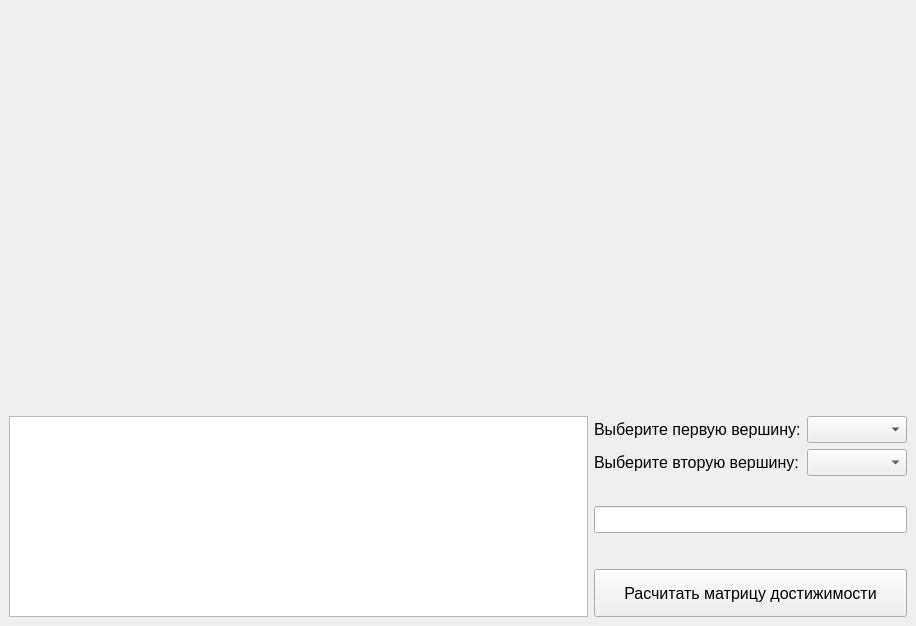
This is resources/main_window.ui in ArsNotFound/siacod_rgr as Qt 5 draws it before an edit. The edited form follows.
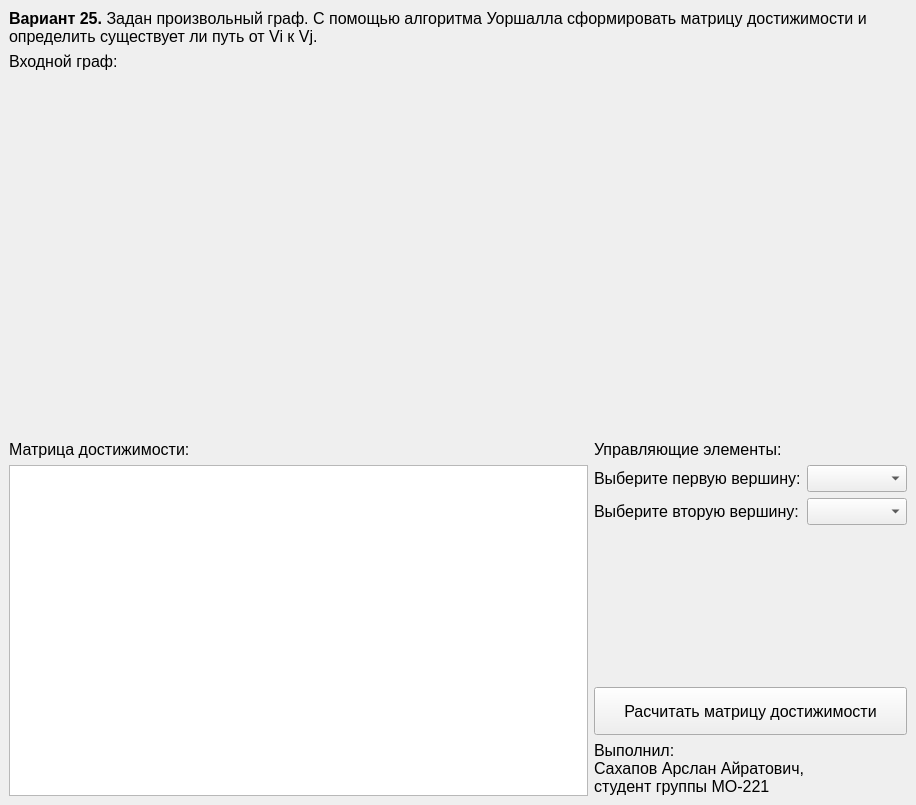
This is the edited form.

```diff
--- a/resources/main_window.ui
+++ b/resources/main_window.ui
@@ -7,7 +7,7 @@
     <x>0</x>
     <y>0</y>
     <width>916</width>
-    <height>626</height>
+    <height>805</height>
    </rect>
   </property>
   <property name="font">
@@ -19,32 +19,69 @@
    <string>SIACOD RGR</string>
   </property>
   <widget class="QWidget" name="centralwidget">
-   <layout class="QVBoxLayout" name="verticalLayout" stretch="2,1">
+   <layout class="QVBoxLayout" name="verticalLayout_2" stretch="0,0,2,2">
+    <item>
+     <widget class="QLabel" name="label_3">
+      <property name="text">
+       <string>&lt;html&gt;&lt;head/&gt;&lt;body&gt;&lt;p&gt;&lt;span style=&quot; font-weight:600;&quot;&gt;Вариант 25. &lt;/span&gt;Задан произвольный граф. С помощью алгоритма Уоршалла сформировать матрицу достижимости и определить существует ли путь от Vi к Vj.&lt;/p&gt;&lt;/body&gt;&lt;/html&gt;</string>
+      </property>
+      <property name="wordWrap">
+       <bool>true</bool>
+      </property>
+     </widget>
+    </item>
+    <item>
+     <widget class="QLabel" name="label_4">
+      <property name="text">
+       <string>Входной граф:</string>
+      </property>
+      <property name="wordWrap">
+       <bool>true</bool>
+      </property>
+     </widget>
+    </item>
     <item>
      <widget class="QWidget" name="graph_widget" native="true"/>
     </item>
     <item>
      <layout class="QHBoxLayout" name="horizontalLayout">
       <item>
-       <widget class="QTableWidget" name="matrix_tableWidget">
-        <property name="sizePolicy">
-         <sizepolicy hsizetype="MinimumExpanding" vsizetype="Minimum">
-          <horstretch>0</horstretch>
-          <verstretch>0</verstretch>
-         </sizepolicy>
-        </property>
-       </widget>
+       <layout class="QVBoxLayout" name="verticalLayout">
+        <item>
+         <widget class="QLabel" name="label_5">
+          <property name="text">
+           <string>Матрица достижимости:</string>
+          </property>
+         </widget>
+        </item>
+        <item>
+         <widget class="QTableView" name="matrix_tableView">
+          <attribute name="horizontalHeaderDefaultSectionSize">
+           <number>30</number>
+          </attribute>
+          <attribute name="horizontalHeaderMinimumSectionSize">
+           <number>30</number>
+          </attribute>
+          <attribute name="verticalHeaderDefaultSectionSize">
+           <number>30</number>
+          </attribute>
+          <attribute name="verticalHeaderMinimumSectionSize">
+           <number>30</number>
+          </attribute>
+         </widget>
+        </item>
+       </layout>
       </item>
       <item>
        <layout class="QFormLayout" name="formLayout">
-        <item row="0" column="0">
+        <item row="1" column="0">
          <widget class="QLabel" name="label">
           <property name="text">
            <string>Выберите первую вершину:</string>
           </property>
          </widget>
         </item>
-        <item row="0" column="1">
+        <item row="1" column="1">
          <widget class="QComboBox" name="firstNode_comboBox">
           <property name="sizePolicy">
            <sizepolicy hsizetype="Minimum" vsizetype="Fixed">
@@ -60,26 +97,36 @@
           </property>
          </widget>
         </item>
-        <item row="5" column="0" colspan="2">
-         <widget class="QPushButton" name="calculate_pushButton">
-          <property name="minimumSize">
-           <size>
-            <width>0</width>
-            <height>48</height>
-           </size>
-          </property>
-          <property name="text">
-           <string>Расчитать матрицу достижимости</string>
-          </property>
-         </widget>
-        </item>
-        <item row="1" column="0">
+        <item row="2" column="0">
          <widget class="QLabel" name="label_2">
           <property name="text">
            <string>Выберите вторую вершину:</string>
           </property>
          </widget>
         </item>
+        <item row="2" column="1">
+         <widget class="QComboBox" name="secondNode_comboBox">
+          <property name="sizePolicy">
+           <sizepolicy hsizetype="Minimum" vsizetype="Fixed">
+            <horstretch>0</horstretch>
+            <verstretch>0</verstretch>
+           </sizepolicy>
+          </property>
+          <property name="minimumSize">
+           <size>
+            <width>100</width>
+            <height>0</height>
+           </size>
+          </property>
+         </widget>
+        </item>
+        <item row="3" column="0" colspan="2">
+         <widget class="QLabel" name="path_label">
+          <property name="text">
+           <string/>
+          </property>
+         </widget>
+        </item>
         <item row="4" column="0" colspan="2">
          <spacer name="verticalSpacer">
           <property name="orientation">
@@ -93,39 +140,32 @@
           </property>
          </spacer>
         </item>
-        <item row="1" column="1">
-         <widget class="QComboBox" name="secondNode_comboBox">
-          <property name="sizePolicy">
-           <sizepolicy hsizetype="Minimum" vsizetype="Fixed">
-            <horstretch>0</horstretch>
-            <verstretch>0</verstretch>
-           </sizepolicy>
-          </property>
+        <item row="5" column="0" colspan="2">
+         <widget class="QPushButton" name="calculate_pushButton">
           <property name="minimumSize">
            <size>
-            <width>100</width>
-            <height>0</height>
+            <width>0</width>
+            <height>48</height>
            </size>
           </property>
+          <property name="text">
+           <string>Расчитать матрицу достижимости</string>
+          </property>
          </widget>
         </item>
-        <item row="2" column="0" colspan="2">
-         <widget class="QLabel" name="path_label">
+        <item row="6" column="0" colspan="2">
+         <widget class="QLabel" name="label_6">
           <property name="text">
-           <string/>
+           <string>Выполнил:
+Сахапов Арслан Айратович,
+студент группы МО-221</string>
           </property>
          </widget>
         </item>
-        <item row="3" column="0" colspan="2">
-         <widget class="QLineEdit" name="path_lineEdit">
-          <property name="sizePolicy">
-           <sizepolicy hsizetype="Minimum" vsizetype="Fixed">
-            <horstretch>0</horstretch>
-            <verstretch>0</verstretch>
-           </sizepolicy>
-          </property>
-          <property name="readOnly">
-           <bool>true</bool>
+        <item row="0" column="0" colspan="2">
+         <widget class="QLabel" name="label_7">
+          <property name="text">
+           <string>Управляющие элементы:</string>
           </property>
          </widget>
         </item>
```
